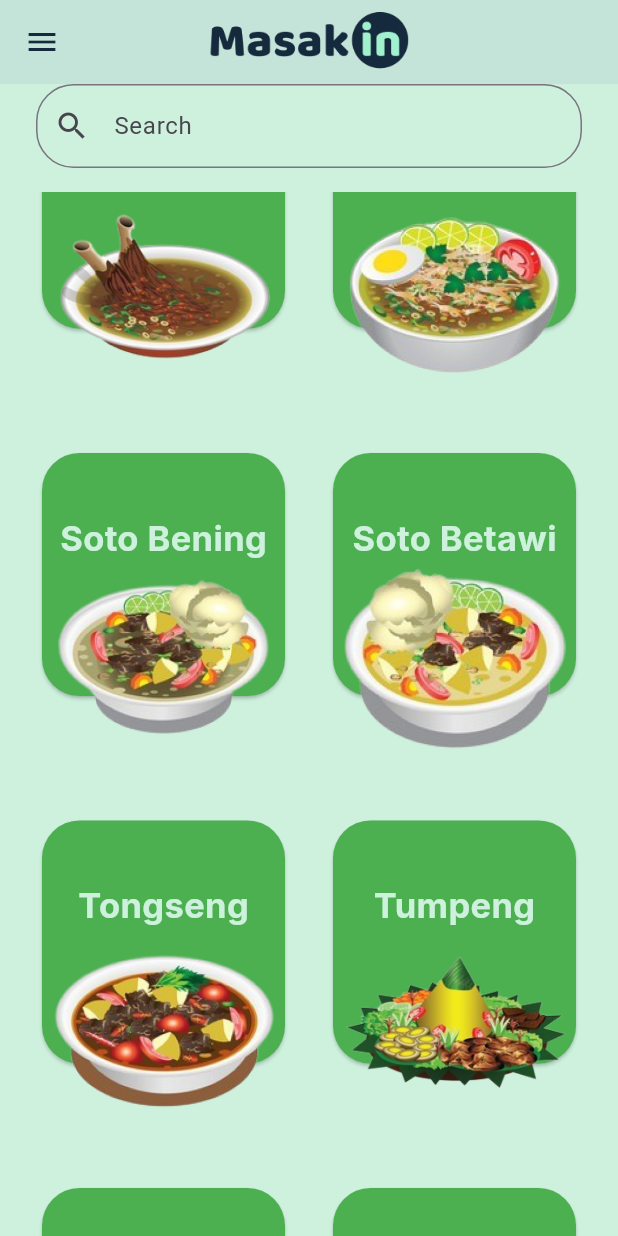
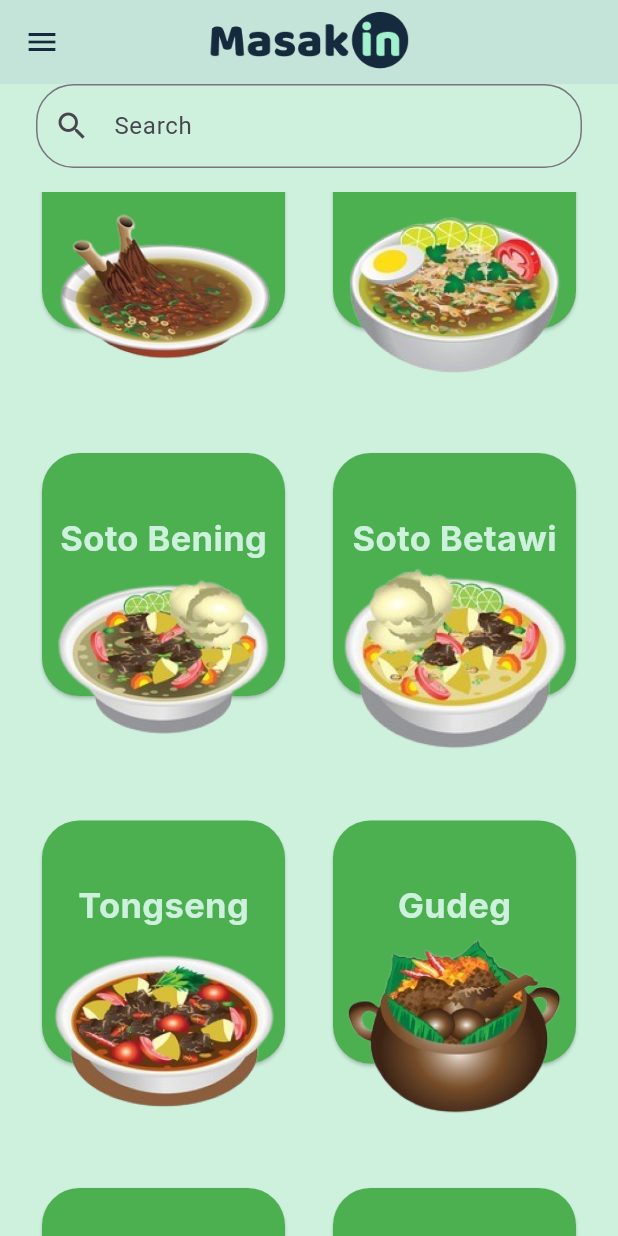
Before and after one commit to rahdeva/masak_in, a Flutter app: the HomeScreen screen opened by its route, scrolled down 2304 dp, on a phone screen of 412 x 824 dp. Run offline on Flutter 3.47's test engine with Material 3 defaults, Android fonts, the phone set to English and light mode, and no system bars; our stand-ins replace google_fonts, youtube_player_iframe.

Commit message:
refactor: improve home page

```diff
--- a/lib/main.dart
+++ b/lib/main.dart
@@ -13,7 +13,7 @@ void main() {
 }
 
 class MyApp extends StatelessWidget {
-  const MyApp({Key? key}) : super(key: key);
+  const MyApp({super.key});
 
   @override
   Widget build(BuildContext context) {
--- a/lib/models/foods.dart
+++ b/lib/models/foods.dart
@@ -277,15 +277,15 @@ var foodLists = [
     queryYT: "3_YVKVYeCCY",
   ),
   Foods(
-    id: "FOODS025",
-    name: 'Tumpeng',
-    description: 'Tumpeng atau nasi tumpeng adalah makanan masyarakat Jawa yang penyajian nasinya dibentuk kerucut dan ditata bersama dengan lauk-pauknya. Olahan nasi yang dipakai umumnya berupa nasi kuning, nasi putih biasa, atau nasi uduk.',
+    id: "FOODS027",
+    name: 'Gudeg',
+    description: 'Gudeg adalah hidangan khas Provinsi Yogyakarta dan Jawa Tengah yang terbuat dari nangka muda yang dimasak dengan santan. Perlu waktu berjam-jam untuk membuat hidangan ini. Warna coklat biasanya dihasilkan oleh daun jati yang dimasak bersamaan.',
     calories: '250',
     carbo: '250',
     protein: '115',
     calcium: '135',
-    imageAsset: 'assets/images/foods/tumpeng.png',
-    queryYT: "Ls3wWW9uC6o",
+    imageAsset: 'assets/images/foods/gudeg.png',
+    queryYT: "3_4mPhU_LEk",
   ),
   Foods(
     id: "FOODS026",
@@ -299,14 +299,14 @@ var foodLists = [
     queryYT: "ytg0nSt6k4k",
   ),
   Foods(
-    id: "FOODS027",
-    name: 'Gudeg',
-    description: 'Gudeg adalah hidangan khas Provinsi Yogyakarta dan Jawa Tengah yang terbuat dari nangka muda yang dimasak dengan santan. Perlu waktu berjam-jam untuk membuat hidangan ini. Warna coklat biasanya dihasilkan oleh daun jati yang dimasak bersamaan.',
+    id: "FOODS025",
+    name: 'Tumpeng',
+    description: 'Tumpeng atau nasi tumpeng adalah makanan masyarakat Jawa yang penyajian nasinya dibentuk kerucut dan ditata bersama dengan lauk-pauknya. Olahan nasi yang dipakai umumnya berupa nasi kuning, nasi putih biasa, atau nasi uduk.',
     calories: '250',
     carbo: '250',
     protein: '115',
     calcium: '135',
-    imageAsset: 'assets/images/foods/gudeg.png',
-    queryYT: "3_4mPhU_LEk",
+    imageAsset: 'assets/images/foods/tumpeng.png',
+    queryYT: "Ls3wWW9uC6o",
   ),
 ];
--- a/lib/screens/about.dart
+++ b/lib/screens/about.dart
@@ -5,7 +5,7 @@ import '../common/color.dart';
 
 class AboutScreen extends StatelessWidget {
   static const routeName = '/about';
-  const AboutScreen({ Key? key }) : super(key: key);
+  const AboutScreen({ super.key });
 
   @override
   Widget build(BuildContext context) {
--- a/lib/screens/favourites.dart
+++ b/lib/screens/favourites.dart
@@ -5,7 +5,7 @@ import '../screens/home.dart';
 
 class FavouritesScreen extends StatelessWidget {
   static const routeName = '/favourites';
-  const FavouritesScreen({ Key? key }) : super(key: key);
+  const FavouritesScreen({ super.key });
 
   @override
   Widget build(BuildContext context) {
--- a/lib/screens/home.dart
+++ b/lib/screens/home.dart
@@ -1,15 +1,12 @@
 import 'package:flutter/material.dart';
-import '../common/font.dart';
+import 'package:masak_in/widgets/food_grids.dart';
 import '../screens/about.dart';
 import '../screens/favourites.dart';
 import '../common/color.dart';
-import '../screens/detail.dart';
-import '../models/foods.dart';
-import 'dart:math';
 
 class HomeScreen extends StatelessWidget {
   static const routeName = '/home';
-  const HomeScreen({ Key? key }) : super(key: key);
+  const HomeScreen({ super.key });
 
   @override
   Widget build(BuildContext context) {
@@ -36,20 +33,13 @@ class HomeScreen extends StatelessWidget {
               padding: EdgeInsets.only(left: 16.0, bottom: 16.0, right: 16.0),
               child: ListTile(
                 leading: Icon(Icons.home, color: logoColor),
-                title: Text('Home', style: TextStyle(fontSize: 20.0, color: logoColor, fontWeight: FontWeight.w600)),
-              ),
-            ),
-            Padding(
-              padding: const EdgeInsets.only(left: 16.0, bottom: 16.0, right: 16.0),
-              child: InkWell(
-                onTap: () {
-                  Navigator.pushReplacement(context, MaterialPageRoute(builder: (context) {
-                    return const FavouritesScreen();
-                  }));
-                },
-                child: const ListTile(
-                  leading: Icon(Icons.favorite, color: bgColor,),
-                  title: Text('Favourites', style: TextStyle(fontSize: 20.0, color: bgColor)),
+                title: Text(
+                  'Home',
+                  style: TextStyle(
+                    fontSize: 20.0,
+                    color: logoColor,
+                    fontWeight: FontWeight.w600
+                  )
                 ),
               ),
             ),
@@ -57,13 +47,48 @@ class HomeScreen extends StatelessWidget {
               padding: const EdgeInsets.only(left: 16.0, bottom: 16.0, right: 16.0),
               child: InkWell(
                 onTap: () {
-                  Navigator.pushReplacement(context, MaterialPageRoute(builder: (context) {
-                    return const AboutScreen();
-                  }));
+                  Navigator.pushReplacement(
+                    context,
+                    MaterialPageRoute(
+                      builder: (context) {
+                        return const FavouritesScreen();
+                      }
+                    )
+                  );
+                },
+                child: const ListTile(
+                  leading: Icon(Icons.favorite, color: bgColor,),
+                  title: Text(
+                    'Favourites',
+                    style: TextStyle(
+                      fontSize: 20.0,
+                      color: bgColor
+                    )
+                  ),
+                ),
+              ),
+            ),
+            Padding(
+              padding: const EdgeInsets.only(left: 16.0, bottom: 16.0, right: 16.0),
+              child: InkWell(
+                onTap: () {
+                  Navigator.pushReplacement(
+                    context, MaterialPageRoute(
+                      builder: (context) {
+                        return const AboutScreen();
+                      }
+                    )
+                  );
                 },
                 child: const ListTile(
                   leading: Icon(Icons.info, color: bgColor,),
-                  title: Text('About', style: TextStyle(fontSize: 20.0, color: bgColor)),
+                  title: Text(
+                    'About',
+                    style: TextStyle(
+                      fontSize: 20.0,
+                      color: bgColor
+                    )
+                  ),
                 ),
               ),
             ),
@@ -97,132 +122,3 @@ class HomeScreen extends StatelessWidget {
     );
   }
 }
-
-class FoodGrid extends StatefulWidget {
-  final int gridCount;
-
-  const FoodGrid({Key? key, required this.gridCount}) : super(key: key);
-
-  @override
-  State<FoodGrid> createState() => _FoodGridState();
-}
-
-class _FoodGridState extends State<FoodGrid> {
-  List<Foods> _items = [];
-  List<Foods> _foundItems = [];
-
-  void getAllData(){
-    setState(() {
-      _items = foodLists;
-      _foundItems = _items;
-    });
-  }
-
-  void _runFilter(String enteredKeyword) {
-    List<Foods> results = [];
-    if (enteredKeyword.isEmpty) {
-      results = _items;
-    } else {
-      results = _items.where(
-        (foods) => foods.name.toLowerCase().contains(enteredKeyword.toLowerCase())
-      ).toList();
-    }
-
-    setState(() {
-      _foundItems = results;
-    });
-  }
-
-  @override
-  void initState() {
-    if(_items.isEmpty) getAllData();
-    super.initState();
-  }
-
-  @override
-  Widget build(BuildContext context) {
-    final screenWidth = MediaQuery.of(context).size.width;
-    return Column(
-      children: [
-        Container(
-          padding: const EdgeInsets.only(left: 24.0, right: 24.0, bottom: 16.0),
-          child: TextField(
-            onChanged: (value) => _runFilter(value),
-            decoration: const InputDecoration(
-              labelText: "Search",
-              hintText: "Search",
-              prefixIcon: Icon(Icons.search),
-              border: OutlineInputBorder(
-                borderRadius: BorderRadius.all(Radius.circular(25.0))
-              )
-            ),
-          ),
-        ),
-        _foundItems.isNotEmpty
-          ? Expanded(
-            child: GridView.count(
-              padding: const EdgeInsets.all(24.0),
-              crossAxisCount: widget.gridCount,
-              crossAxisSpacing: 24,
-              mainAxisSpacing: 75,
-              children: _foundItems.map((foods) {
-                final random = Random();
-                Color colors = colorList[random.nextInt(colorList.length)];
-                return InkWell(
-                  borderRadius: const BorderRadius.all(Radius.circular(25.0)),
-                  onTap: () {
-                    Navigator.push(context, MaterialPageRoute(builder: (context) {
-                      return DetailScreen(foods: foods, color: colors, id: foods.id,);
-                    }));
-                  },
-                  child: SizedBox(
-                    height: 500,
-                    child: Card(
-                        shape: RoundedRectangleBorder(
-                          borderRadius: BorderRadius.circular(25),
-                        ),
-                        color: colors,
-                        child: Hero(
-                          tag: foods.id,
-                          child: Stack(
-                            alignment: AlignmentDirectional.center,
-                            clipBehavior: Clip.none,
-                            children: [
-                              Positioned(
-                                top: 60,
-                                child: Image.asset(
-                                  foods.imageAsset,
-                                  height: screenWidth <= 500 ? 150 : 200,
-                                  width: screenWidth <= 500 ? 150 : 200,
-                                ),
-                              ),
-                              Positioned(
-                                top: 40,
-                                child: Center(
-                                  child: Text(
-                                    foods.name,
-                                    style: projectTextTheme.headlineSmall
-                                  ),
-                                ),
-                              ),
-                            ],
-                          ),
-                        ),
-                    ),
-                  ),
-                );
-              }).toList(),
-            ),
-          )
-        : const Center(
-          child: Column(
-            children: [
-              Icon(Icons.search_off, size: 100,),
-              Text('No results found',style: TextStyle(fontSize: 24)),
-            ],
-          ),
-        ),
-      ],
-    );
-  }
-}
--- a/lib/screens/introduction.dart
+++ b/lib/screens/introduction.dart
@@ -5,7 +5,7 @@ import '../screens/home.dart';
 class IntroductionScreen extends StatelessWidget {
   static const routeName = '/onboarding';
 
-  const IntroductionScreen({Key? key}) : super(key: key);
+  const IntroductionScreen({super.key});
 
   @override
   Widget build(BuildContext context) {
--- a/lib/screens/splash.dart
+++ b/lib/screens/splash.dart
@@ -5,10 +5,10 @@ import '../common/color.dart';
 
 class SplashScreen extends StatefulWidget {
   static const routeName = '/';
+  const SplashScreen({super.key});
 
-  const SplashScreen({Key? key}) : super(key: key);
   @override
-  _SplashScreenState createState() => _SplashScreenState();
+  State<SplashScreen> createState() => _SplashScreenState();
 }
 
 class _SplashScreenState extends State<SplashScreen> {
--- a/lib/screens/youtube.dart
+++ b/lib/screens/youtube.dart
@@ -2,15 +2,14 @@ import 'package:flutter/material.dart';
 import 'package:flutter/services.dart';
 import '../common/color.dart';
 import 'package:youtube_player_iframe/youtube_player_iframe.dart';
-
 class YoutubeScreen extends StatefulWidget {
   static const routeName = '/youtube';
   final String query;
   final String title;
-  const YoutubeScreen({Key? key, required this.query, required this.title}) : super(key: key);
+  const YoutubeScreen({super.key, required this.query, required this.title});
 
   @override
-  _YoutubeScreenState createState() => _YoutubeScreenState();
+  State<YoutubeScreen> createState() => _YoutubeScreenState();
 }
 
 class _YoutubeScreenState extends State<YoutubeScreen> {
--- /dev/null
+++ b/lib/widgets/food_grids.dart
@@ -0,0 +1,136 @@
+import 'dart:math';
+
+import 'package:flutter/material.dart';
+import 'package:masak_in/common/color.dart';
+import 'package:masak_in/common/font.dart';
+import 'package:masak_in/models/foods.dart';
+import 'package:masak_in/screens/detail.dart';
+
+class FoodGrid extends StatefulWidget {
+  final int gridCount;
+
+  const FoodGrid({super.key, required this.gridCount});
+
+  @override
+  State<FoodGrid> createState() => _FoodGridState();
+}
+
+class _FoodGridState extends State<FoodGrid> {
+  List<Foods> _items = [];
+  List<Foods> _foundItems = [];
+
+  void getAllData(){
+    setState(() {
+      _items = foodLists;
+      _foundItems = _items;
+    });
+  }
+
+  void _runFilter(String enteredKeyword) {
+    List<Foods> results = [];
+    if (enteredKeyword.isEmpty) {
+      results = _items;
+    } else {
+      results = _items.where(
+        (foods) => foods.name.toLowerCase().contains(enteredKeyword.toLowerCase())
+      ).toList();
+    }
+
+    setState(() {
+      _foundItems = results;
+    });
+  }
+
+  @override
+  void initState() {
+    if(_items.isEmpty) getAllData();
+    super.initState();
+  }
+
+  @override
+  Widget build(BuildContext context) {
+    final screenWidth = MediaQuery.of(context).size.width;
+    return Column(
+      children: [
+        Container(
+          padding: const EdgeInsets.only(left: 24.0, right: 24.0, bottom: 16.0),
+          child: TextField(
+            onChanged: (value) => _runFilter(value),
+            decoration: const InputDecoration(
+              labelText: "Search",
+              hintText: "Search",
+              prefixIcon: Icon(Icons.search),
+              border: OutlineInputBorder(
+                borderRadius: BorderRadius.all(Radius.circular(25.0))
+              )
+            ),
+          ),
+        ),
+        _foundItems.isNotEmpty
+          ? Expanded(
+            child: GridView.count(
+              padding: const EdgeInsets.all(24.0),
+              crossAxisCount: widget.gridCount,
+              crossAxisSpacing: 24,
+              mainAxisSpacing: 75,
+              children: _foundItems.map((foods) {
+                final random = Random();
+                Color colors = colorList[random.nextInt(colorList.length)];
+                return InkWell(
+                  borderRadius: const BorderRadius.all(Radius.circular(25.0)),
+                  onTap: () {
+                    Navigator.push(context, MaterialPageRoute(builder: (context) {
+                      return DetailScreen(foods: foods, color: colors, id: foods.id,);
+                    }));
+                  },
+                  child: SizedBox(
+                    height: 500,
+                    child: Card(
+                        shape: RoundedRectangleBorder(
+                          borderRadius: BorderRadius.circular(25),
+                        ),
+                        color: colors,
+                        child: Hero(
+                          tag: foods.id,
+                          child: Stack(
+                            alignment: AlignmentDirectional.center,
+                            clipBehavior: Clip.none,
+                            children: [
+                              Positioned(
+                                top: 60,
+                                child: Image.asset(
+                                  foods.imageAsset,
+                                  height: screenWidth <= 500 ? 150 : 200,
+                                  width: screenWidth <= 500 ? 150 : 200,
+                                ),
+                              ),
+                              Positioned(
+                                top: 40,
+                                child: Center(
+                                  child: Text(
+                                    foods.name,
+                                    style: projectTextTheme.headlineSmall
+                                  ),
+                                ),
+                              ),
+                            ],
+                          ),
+                        ),
+                    ),
+                  ),
+                );
+              }).toList(),
+            ),
+          )
+          : const Center(
+            child: Column(
+              children: [
+                Icon(Icons.search_off, size: 100,),
+                Text('No results found',style: TextStyle(fontSize: 24)),
+              ],
+            ),
+          ),
+      ],
+    );
+  }
+}
--- a/pubspec.yaml
+++ b/pubspec.yaml
@@ -18,7 +18,7 @@ publish_to: 'none' # Remove this line if you wish to publish to pub.dev
 version: 1.0.0+1
 
 environment:
-  sdk: ">=2.16.1 <3.0.0"
+  sdk: '>=3.0.2 <4.0.0'
 
 # Dependencies specify other packages that your package needs in order to work.
 # To automatically upgrade your package dependencies to the latest versions
@@ -30,11 +30,11 @@ dependencies:
   flutter:
     sdk: flutter
   flutter_iconly: ^1.0.2
-  google_fonts: ^3.0.1
+  google_fonts: ^6.2.1
   youtube_player_iframe: ^2.3.0
 
 dev_dependencies:
-  flutter_lints: ^1.0.0
+  flutter_lints: ^4.0.0
   flutter_test:
     sdk: flutter
 
```
Also changed, not shown: lib/screens/detail.dart (+7 -9 lines), pubspec.lock, 81 other files.
